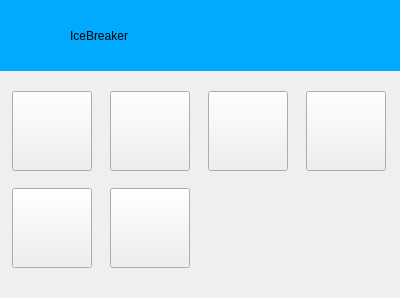
Before: the Qt Designer form qClient/expression.ui in AGuan177/QTice, drawn with Qt 5.
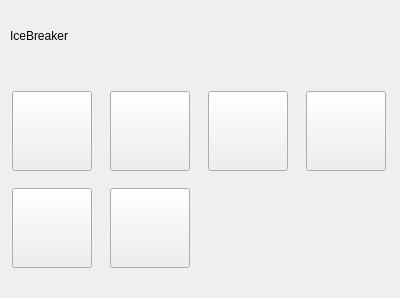
After: the same form once the commit is applied. Icons and pictures are not drawn.

What changed in the file:
```diff
--- a/qClient/expression.ui
+++ b/qClient/expression.ui
@@ -191,13 +191,13 @@
     </sizepolicy>
    </property>
    <property name="styleSheet">
-    <string notr="true">background-color: rgb(0, 170, 255);
+    <string notr="true">#widget{background-image: url(:/new/prefix1/img/title5.png);}
 </string>
    </property>
    <widget class="QLabel" name="label">
     <property name="geometry">
      <rect>
-      <x>70</x>
+      <x>10</x>
       <y>10</y>
       <width>261</width>
       <height>51</height>
```
Left out of the diff: 2 changed lines with no effect on the pictures.
